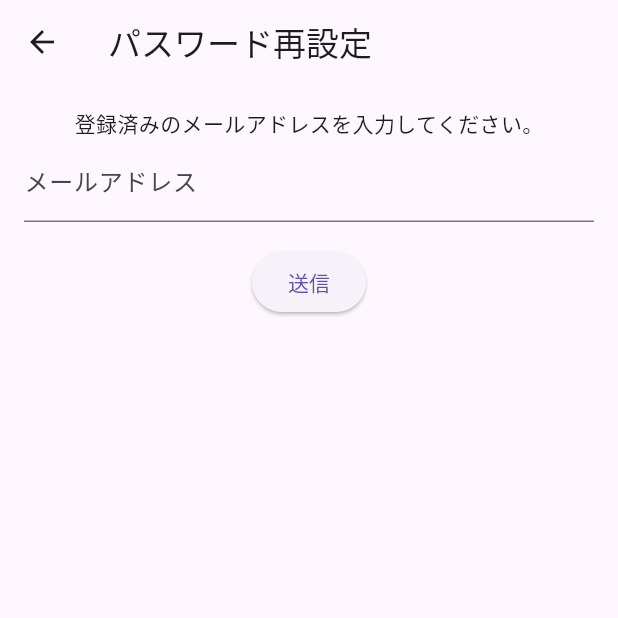
After one commit to 04daiki/ositabi, a Flutter app: the screen it shows after launch, after a tap on "パスワードを忘れたときはこちら", on a phone screen of 412 x 824 dp, the top half of it. The commit adds this screen. Run offline on Flutter 3.47's test engine with Material 3 defaults, Android fonts, the phone set to English and light mode, and no system bars; our stand-ins replace cloud_firestore, firebase_auth, firebase_core; accounts and stored records are empty.

Commit message:
パスワードを忘れたときをは追加

```diff
--- a/lib/auth/login_page.dart
+++ b/lib/auth/login_page.dart
@@ -69,6 +69,12 @@ class _LoginPageState extends State<LoginPage> {
               },
               child: const Text('新規登録はこちら'),
             ),
+            TextButton(
+              onPressed: () {
+                Navigator.pushNamed(context, '/reset');
+              },
+              child: const Text('パスワードを忘れたときはこちら'),
+            ),
           ],
         ),
       ),
--- /dev/null
+++ b/lib/auth/reset_password_page.dart
@@ -0,0 +1,63 @@
+import 'package:flutter/material.dart';
+import 'package:firebase_auth/firebase_auth.dart';
+import 'auth_utils.dart';
+
+class ResetPasswordPage extends StatefulWidget {
+  const ResetPasswordPage({super.key});
+
+  @override
+  State<ResetPasswordPage> createState() => _ResetPasswordPageState();
+}
+
+class _ResetPasswordPageState extends State<ResetPasswordPage> {
+  final _emailController = TextEditingController();
+  String? _message;
+
+  Future<void> _sendResetEmail() async {
+    try {
+      await FirebaseAuth.instance.sendPasswordResetEmail(
+        email: _emailController.text.trim(),
+      );
+      setState(() {
+        _message = 'パスワード再設定メールを送信しました。メールをご確認ください。';
+      });
+    } on FirebaseAuthException catch (e) {
+      setState(() {
+        _message = '送信に失敗:' + getJapaneseErrorMessage(e.code);
+      });
+    }
+  }
+
+  @override
+  Widget build(BuildContext context) {
+    return Scaffold(
+      appBar: AppBar(title: const Text('パスワード再設定')),
+      body: Padding(
+        padding: const EdgeInsets.all(16.0),
+        child: Column(
+          children: [
+            const Text('登録済みのメールアドレスを入力してください。'),
+            TextField(
+              controller: _emailController,
+              decoration: const InputDecoration(labelText: 'メールアドレス'),
+            ),
+            const SizedBox(height: 16),
+            ElevatedButton(
+              onPressed: _sendResetEmail,
+              child: const Text('送信'),
+            ),
+            if (_message != null) ...[
+              const SizedBox(height: 16),
+              Text(
+                _message!,
+                style: TextStyle(
+                  color: _message!.startsWith('送信に失敗') ? Colors.red : Colors.green,
+                ),
+              ),
+            ],
+          ],
+        ),
+      ),
+    );
+  }
+}
--- a/lib/main.dart
+++ b/lib/main.dart
@@ -6,6 +6,7 @@ import 'package:firebase_auth/firebase_auth.dart';
 import 'auth/auth_gate.dart'; //ログインの有無を確認する
 // import 'pan_list_screen.dart'; // パン一覧画面
 import 'auth/register_page.dart'; //登録画面
+import 'auth/reset_password_page.dart';
 
 
 void main() async {
@@ -32,6 +33,7 @@ class MyApp extends StatelessWidget {
       routes: {
         '/register': (context) => const RegisterPage(),
         '/home' : (context) => const MyHomePage(),
+        '/reset': (context) => const ResetPasswordPage(),
         // '/panList': (context) => PanListScreen(),
       },
     );
```
